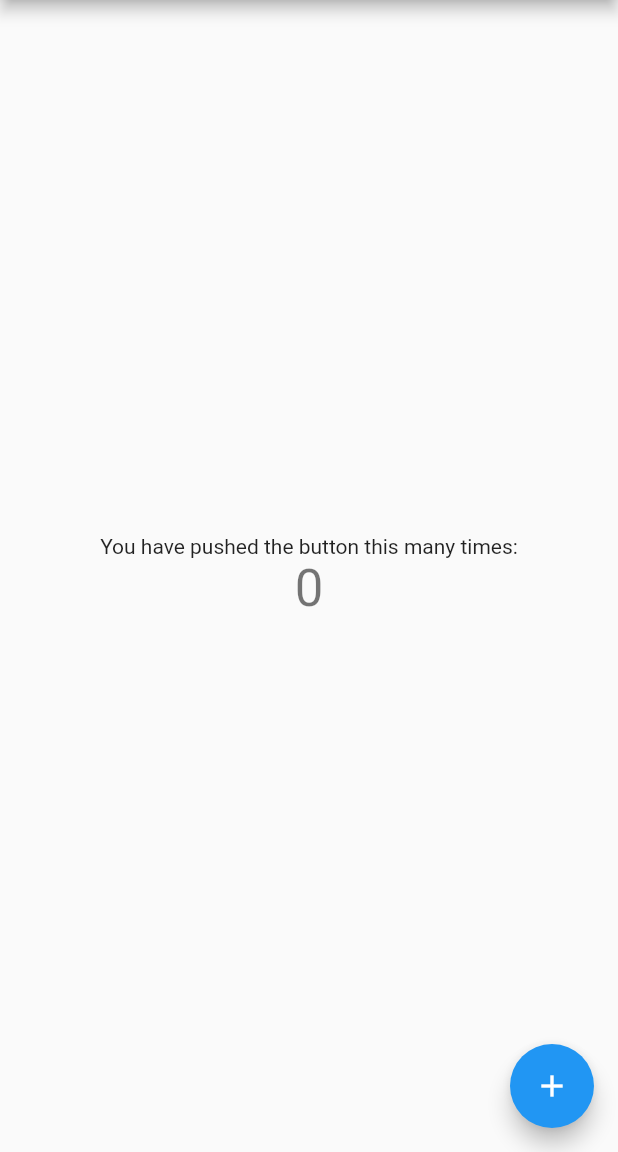
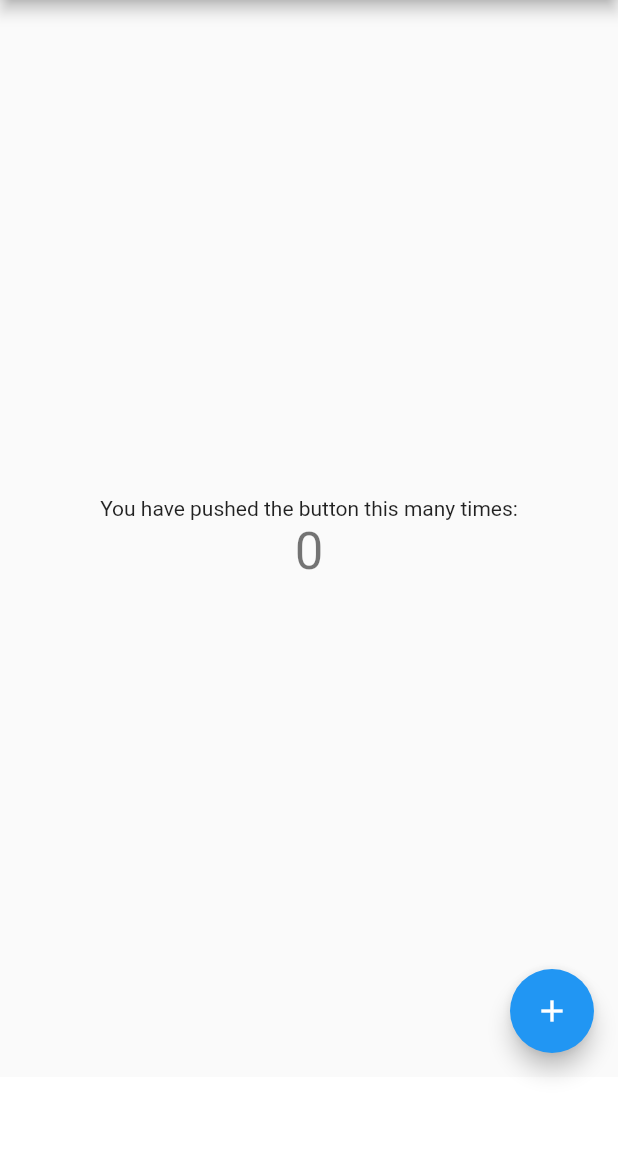
Before and after one commit to bakhtiararifin/flutter_admob, a Flutter app: the screen it shows after launch, on a phone screen of 412 x 824 dp, the part 84-1236 px from its top. Run offline on Flutter 3.47's test engine with Material 2 defaults, Android fonts, the phone set to English and light mode, and no system bars; missing offline and left inert: firebase_admob; accounts and stored records are empty.

Commit message:
implement banner ad

```diff
--- a/lib/main.dart
+++ b/lib/main.dart
@@ -1,41 +1,79 @@
+import 'package:firebase_admob/firebase_admob.dart';
 import 'package:flutter/material.dart';
+
+MobileAdTargetingInfo targetingInfo = MobileAdTargetingInfo(
+  keywords: <String>['flutterio', 'beautiful apps'],
+  contentUrl: 'https://flutter.io',
+  childDirected: false,
+  testDevices: <String>[], // Android emulators are considered test devices
+);
+
+BannerAd myBanner = BannerAd(
+  // Replace the testAdUnitId with an ad unit id from the AdMob dash.
+  // https://developers.google.com/admob/android/test-ads
+  // https://developers.google.com/admob/ios/test-ads
+  adUnitId: BannerAd.testAdUnitId,
+  size: AdSize.smartBanner,
+  targetingInfo: targetingInfo,
+  listener: (MobileAdEvent event) {
+    print("BannerAd event is $event");
+  },
+);
+
+InterstitialAd myInterstitial = InterstitialAd(
+  // Replace the testAdUnitId with an ad unit id from the AdMob dash.
+  // https://developers.google.com/admob/android/test-ads
+  // https://developers.google.com/admob/ios/test-ads
+  adUnitId: InterstitialAd.testAdUnitId,
+  targetingInfo: targetingInfo,
+  listener: (MobileAdEvent event) {
+    print("InterstitialAd event is $event");
+  },
+);
 
 void main() => runApp(MyApp());
 
-class MyApp extends StatelessWidget {
-  // This widget is the root of your application.
+class MyApp extends StatefulWidget {
+  @override
+  _MyAppState createState() => _MyAppState();
+}
+
+class _MyAppState extends State<MyApp> {
+  @override
+  void initState() {
+    final appId = 'ca-app-pub-3726966858316020~6733019103';
+    FirebaseAdMob.instance.initialize(appId: appId);
+
+    super.initState();
+  }
+
   @override
   Widget build(BuildContext context) {
     return MaterialApp(
       title: 'Flutter Demo',
       theme: ThemeData(
-        // This is the theme of your application.
-        //
-        // Try running your application with "flutter run". You'll see the
-        // application has a blue toolbar. Then, without quitting the app, try
-        // changing the primarySwatch below to Colors.green and then invoke
-        // "hot reload" (press "r" in the console where you ran "flutter run",
-        // or simply save your changes to "hot reload" in a Flutter IDE).
-        // Notice that the counter didn't reset back to zero; the application
-        // is not restarted.
         primarySwatch: Colors.blue,
       ),
       home: MyHomePage(title: 'Flutter Demo Home Page'),
+      builder: (BuildContext context, Widget child) {
+        myBanner
+          ..load()
+          ..show(
+            anchorOffset: 0.0,
+            anchorType: AnchorType.bottom,
+          );
+
+        return Padding(
+          padding: const EdgeInsets.only(bottom: 50.0),
+          child: child,
+        );
+      },
     );
   }
 }
 
 class MyHomePage extends StatefulWidget {
   MyHomePage({Key key, this.title}) : super(key: key);
-
-  // This widget is the home page of your application. It is stateful, meaning
-  // that it has a State object (defined below) that contains fields that affect
-  // how it looks.
-
-  // This class is the configuration for the state. It holds the values (in this
-  // case the title) provided by the parent (in this case the App widget) and
-  // used by the build method of the State. Fields in a Widget subclass are
-  // always marked "final".
 
   final String title;
 
@@ -48,47 +86,18 @@ class _MyHomePageState extends State<MyHomePage> {
 
   void _incrementCounter() {
     setState(() {
-      // This call to setState tells the Flutter framework that something has
-      // changed in this State, which causes it to rerun the build method below
-      // so that the display can reflect the updated values. If we changed
-      // _counter without calling setState(), then the build method would not be
-      // called again, and so nothing would appear to happen.
       _counter++;
     });
   }
 
   @override
   Widget build(BuildContext context) {
-    // This method is rerun every time setState is called, for instance as done
-    // by the _incrementCounter method above.
-    //
-    // The Flutter framework has been optimized to make rerunning build methods
-    // fast, so that you can just rebuild anything that needs updating rather
-    // than having to individually change instances of widgets.
     return Scaffold(
       appBar: AppBar(
-        // Here we take the value from the MyHomePage object that was created by
-        // the App.build method, and use it to set our appbar title.
         title: Text(widget.title),
       ),
       body: Center(
-        // Center is a layout widget. It takes a single child and positions it
-        // in the middle of the parent.
         child: Column(
-          // Column is also layout widget. It takes a list of children and
-          // arranges them vertically. By default, it sizes itself to fit its
-          // children horizontally, and tries to be as tall as its parent.
-          //
-          // Invoke "debug painting" (press "p" in the console, choose the
-          // "Toggle Debug Paint" action from the Flutter Inspector in Android
-          // Studio, or the "Toggle Debug Paint" command in Visual Studio Code)
-          // to see the wireframe for each widget.
-          //
-          // Column has various properties to control how it sizes itself and
-          // how it positions its children. Here we use mainAxisAlignment to
-          // center the children vertically; the main axis here is the vertical
-          // axis because Columns are vertical (the cross axis would be
-          // horizontal).
           mainAxisAlignment: MainAxisAlignment.center,
           children: <Widget>[
             Text(
@@ -105,7 +114,7 @@ class _MyHomePageState extends State<MyHomePage> {
         onPressed: _incrementCounter,
         tooltip: 'Increment',
         child: Icon(Icons.add),
-      ), // This trailing comma makes auto-formatting nicer for build methods.
+      ),
     );
   }
 }
```
